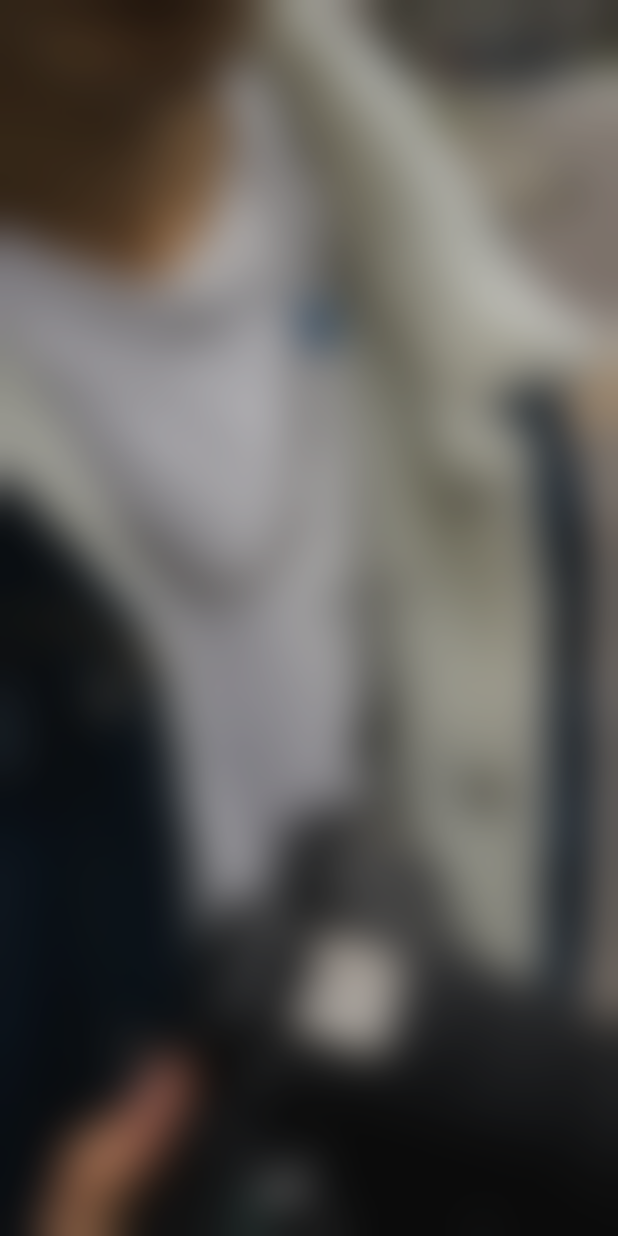
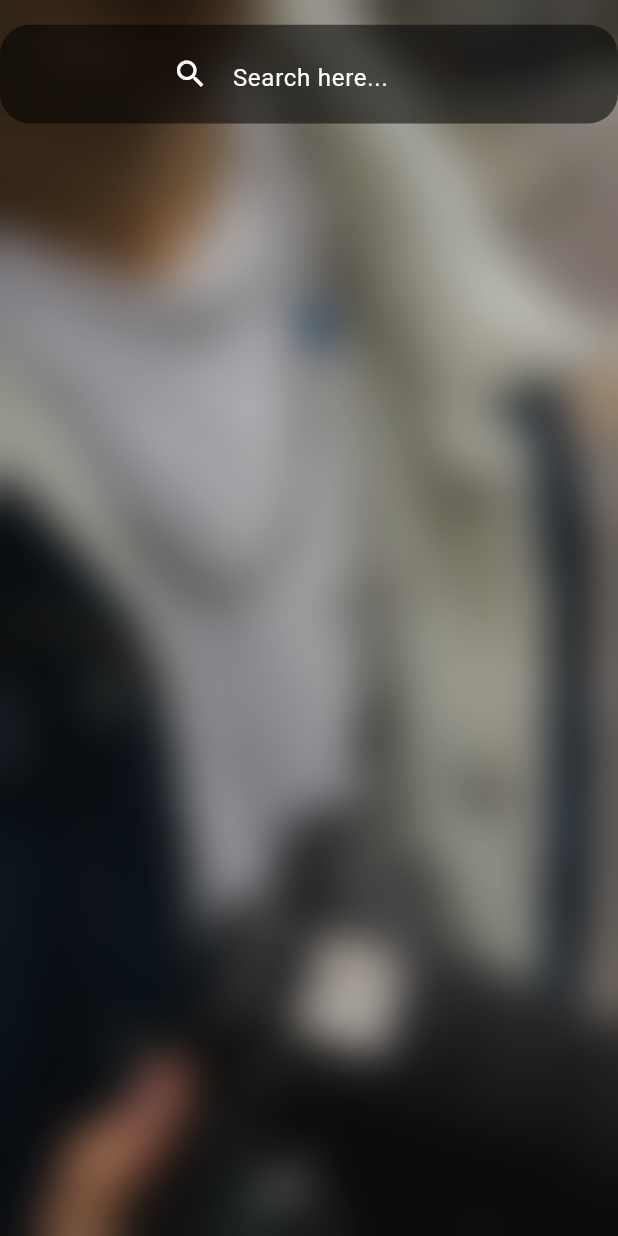
Before and after one commit to Hasnainhai/FLIKD_APP, a Flutter app: the screen it shows after launch, on a phone screen of 412 x 824 dp. Run offline on Flutter 3.47's test engine with Material 3 defaults, Android fonts, the phone set to English and light mode, and no system bars; our stand-ins replace dio, flutter_riverpod, get_it.

Commit message:
working on MainUI part 2

```diff
--- a/lib/pages/main_page.dart
+++ b/lib/pages/main_page.dart
@@ -1,18 +1,20 @@
 import 'dart:ui';
-
 import 'package:flutter/material.dart';
 import 'package:flutter_riverpod/flutter_riverpod.dart';
 
 // ignore: must_be_immutable
 class MainPage extends ConsumerWidget {
-  MainPage({super.key});
   late double _deviceHeight;
   late double _devicewidth;
+
+  late TextEditingController _searchTextFieldController;
 
   @override
   Widget build(BuildContext context, WidgetRef ref) {
     _deviceHeight = MediaQuery.of(context).size.height;
     _devicewidth = MediaQuery.of(context).size.width;
+    _searchTextFieldController = TextEditingController();
+
     return _buildUI();
   }
 
@@ -27,6 +29,7 @@ class MainPage extends ConsumerWidget {
           alignment: Alignment.center,
           children: [
             _backgroundWidget(),
+            _foregroundWidgets(),
           ],
         ),
       ),
@@ -53,4 +56,60 @@ class MainPage extends ConsumerWidget {
       ),
     );
   }
+
+  Widget _foregroundWidgets() {
+    return Container(
+      padding: EdgeInsets.fromLTRB(0.0, _deviceHeight * 0.02, 0.0, 0.0),
+      width: _deviceHeight * 0.88,
+      child: Column(
+        mainAxisSize: MainAxisSize.max,
+        mainAxisAlignment: MainAxisAlignment.start,
+        crossAxisAlignment: CrossAxisAlignment.center,
+        children: [
+          _topBarWidget(),
+        ],
+      ),
+    );
+  }
+
+  Widget _topBarWidget() {
+    return Container(
+      height: _deviceHeight * 0.08,
+      decoration: BoxDecoration(
+          color: Colors.black54, borderRadius: BorderRadius.circular(20.0)),
+      child: Center(
+        child: Row(
+          mainAxisAlignment: MainAxisAlignment.spaceEvenly,
+          crossAxisAlignment: CrossAxisAlignment.center,
+          children: [
+            _searchFieldWidget(),
+          ],
+        ),
+      ),
+    );
+  }
+
+  Widget _searchFieldWidget() {
+    const border = InputBorder.none;
+    return Container(
+      height: _deviceHeight * 0.05,
+      width: _devicewidth * 0.50,
+      child: TextField(
+        controller: _searchTextFieldController,
+        decoration: const InputDecoration(
+          focusedBorder: border,
+          hintText: 'Search here...',
+          prefixIconColor: Colors.white,
+          prefixIcon: Icon(
+            Icons.search,
+            color: Colors.white,
+          ),
+          hintStyle: TextStyle(
+            color: Colors.white,
+          ),
+          border: border,
+        ),
+      ),
+    );
+  }
 }
```
